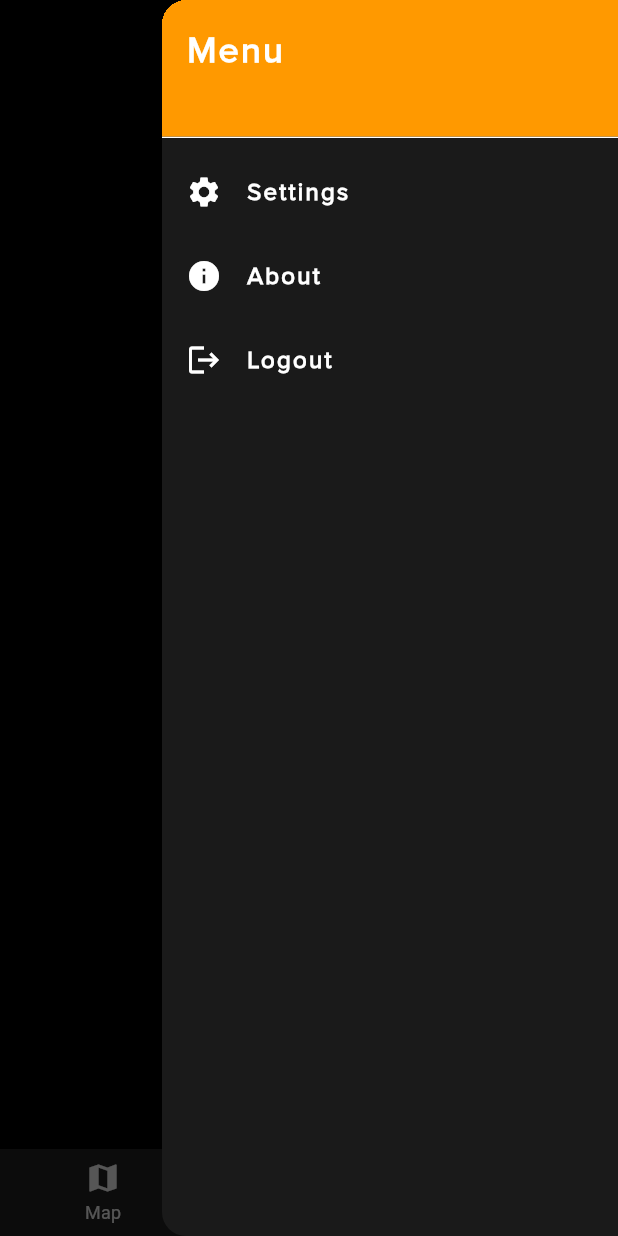
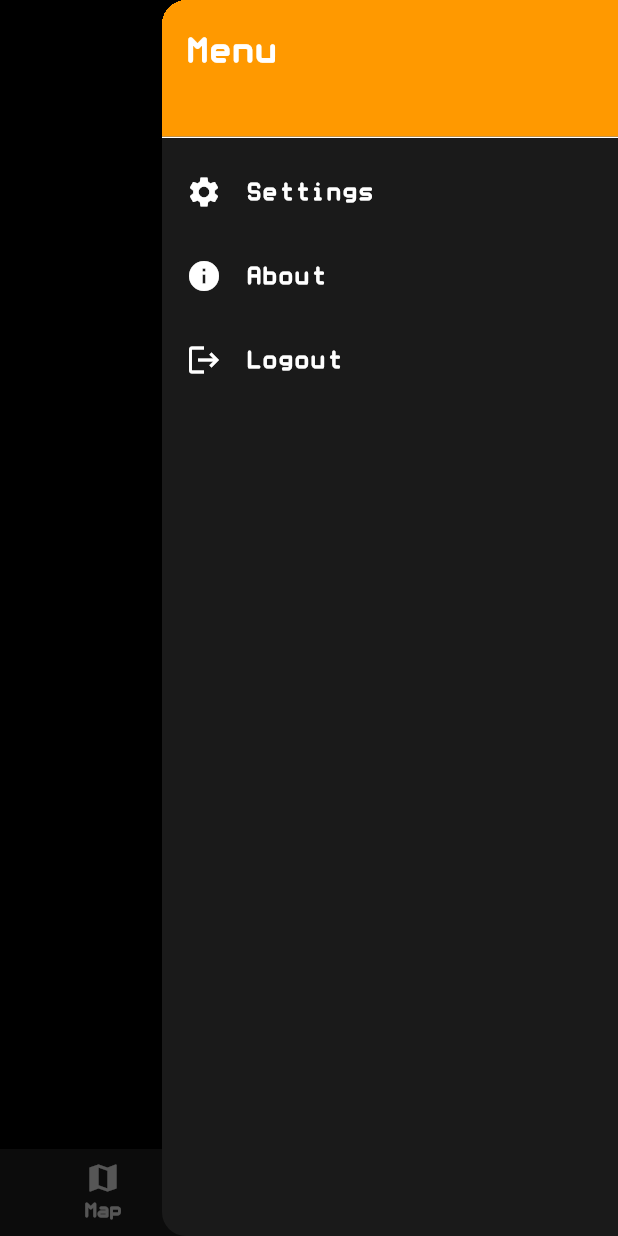
Before and after one commit to andyRamesy/posix, a Flutter app: the HomePage screen opened directly, item 2 of the bottom bar chosen, with the side drawer open, on a phone screen of 412 x 824 dp. Run offline on Flutter 3.47's test engine with Material 3 defaults, Android fonts, the phone set to English and light mode, and no system bars; our stand-ins replace bloc, dartz, dio, flutter_bloc, flutter_contacts, flutter_map and 7 more; accounts and stored records are empty.

Commit message:
add empty contact state handler

```diff
--- a/lib/core/configs/theme/app_theme.dart
+++ b/lib/core/configs/theme/app_theme.dart
@@ -3,7 +3,7 @@ import 'package:posix/core/configs/theme/app_color.dart';
 
 class AppTheme {
   static const TextStyle _baseTextStyle = TextStyle(
-    fontFamily: "ProximaNova",
+    fontFamily: "whitrabt",
   );
   static final appTheme = ThemeData(
     brightness: Brightness.dark,
@@ -28,6 +28,12 @@ class AppTheme {
         fontWeight: FontWeight.w900,
         letterSpacing: 1.5,
         fontSize: 16,
+        color: AppColors.text,
+      ),
+      bodySmall: _baseTextStyle.copyWith(
+        fontWeight: FontWeight.w900,
+        letterSpacing: 1.5,
+        fontSize: 13,
         color: AppColors.text,
       ),
       labelLarge: _baseTextStyle.copyWith(
--- a/lib/presentation/auth/pages/signin.dart
+++ b/lib/presentation/auth/pages/signin.dart
@@ -117,6 +117,7 @@ class _SigninPageState extends State<SigninPage> {
   Widget _signupText(BuildContext context) {
     return Text.rich(
       TextSpan(
+        style: AppTheme.appTheme.textTheme.bodySmall,
         children: [
           const TextSpan(text: "Don't have account ? "),
           TextSpan(
--- a/lib/presentation/contact/bloc/contact_cubit.dart
+++ b/lib/presentation/contact/bloc/contact_cubit.dart
@@ -23,6 +23,11 @@ class ContactCubit extends Cubit<ContactState> {
     result.fold(
       (error) => emit(ContactFailed()),
       (data) {
+        if(data.isEmpty) {
+          emit(ContactEmpty(message: 'Your contact list is empty'));
+          return;
+        }
+        isFetching = false;
         contactList.addAll(data);
         hasMore = data.length == _limit;
         emit(ContactLoaded(contactList: contactList));
--- a/lib/presentation/contact/bloc/contact_state.dart
+++ b/lib/presentation/contact/bloc/contact_state.dart
@@ -12,3 +12,8 @@ final class ContactLoaded extends ContactState {
 }
 
 final class ContactFailed extends ContactState {}
+
+final class ContactEmpty extends ContactState {
+  final String message;
+  ContactEmpty({required this.message});
+}
--- a/lib/presentation/contact/pages/contact_list.dart
+++ b/lib/presentation/contact/pages/contact_list.dart
@@ -55,13 +55,21 @@ class _ContactListState extends State<ContactList> {
                 itemBuilder: (context, index) {
                   if (index < state.contactList.length) {
                     return ContactTile(contacts: state.contactList[index]);
-                  } else {
+                  } else if (_contactCubit.hasMore) {
+                    return const Center(
+                      child: CircularProgressIndicator(),
+                    );
+
+                  }else {
                     return const Center(
                       child: CircularProgressIndicator(),
                     );
                   }
                 });
-          } else if (state is ContactFailed) {
+          } else if (state is ContactEmpty) {
+            return Center(child: Text(state.message));
+          }
+           else if (state is ContactFailed) {
             return const Center(child: Text('Error loading contacts'));
           }
           return Container();
--- a/lib/presentation/home/pages/home.dart
+++ b/lib/presentation/home/pages/home.dart
@@ -58,11 +58,14 @@ class _HomePageState extends State<HomePage> {
       child: Scaffold(
         appBar: AppBar(
           centerTitle: true,
-          title: Text(currentKey == 'map'
-              ? 'Map'
-              : currentKey == 'contact_list'
-                  ? 'Contacts'
-                  : 'Friends',style: AppTheme.appTheme.textTheme.headlineLarge,),
+          title: Text(
+            currentKey == 'map'
+                ? 'Map'
+                : currentKey == 'contact_list'
+                    ? 'Contacts'
+                    : 'Friends',
+            style: AppTheme.appTheme.textTheme.headlineLarge,
+          ),
         ),
         endDrawer: Drawer(
           child: ListView(
@@ -98,6 +101,8 @@ class _HomePageState extends State<HomePage> {
         ),
         body: pageList[currentKey] ?? const SizedBox.shrink(),
         bottomNavigationBar: BottomNavigationBar(
+          selectedLabelStyle: AppTheme.appTheme.textTheme.labelLarge,
+          unselectedLabelStyle: AppTheme.appTheme.textTheme.labelLarge,
           items: const [
             BottomNavigationBarItem(
               icon: Icon(Icons.map),
--- a/pubspec.yaml
+++ b/pubspec.yaml
@@ -80,3 +80,7 @@ flutter:
         - asset: assets/fonts/ProximaNova-regular.otf
         - asset: assets/fonts/ProximaNova-thin.otf
           weight: 700
+    - family: whitrabt
+      fonts:
+        - asset: assets/fonts/whitrabt-regular.ttf
+          weight: 700
```
Also changed, not shown: lib/data/contact/repositories/contact.dart (+0 -11 lines), assets/fonts/whitrabt-regular.ttf (added), lib/domain/auth/usecases/signin.dart (line endings or trailing spaces), 1 other file.
